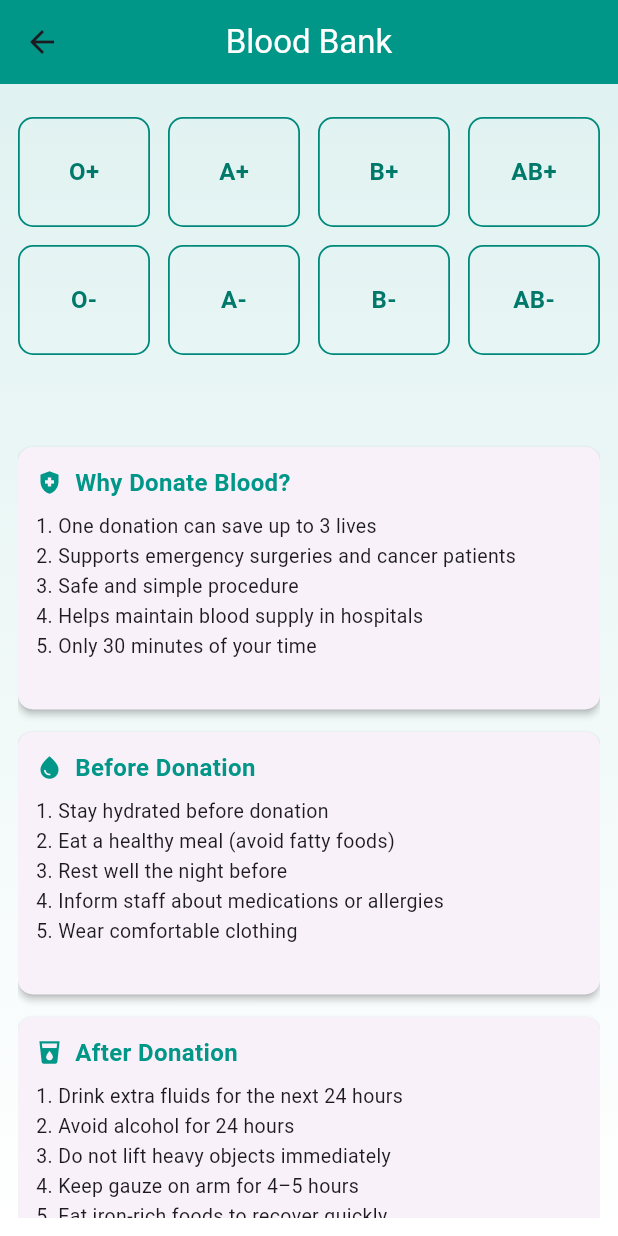
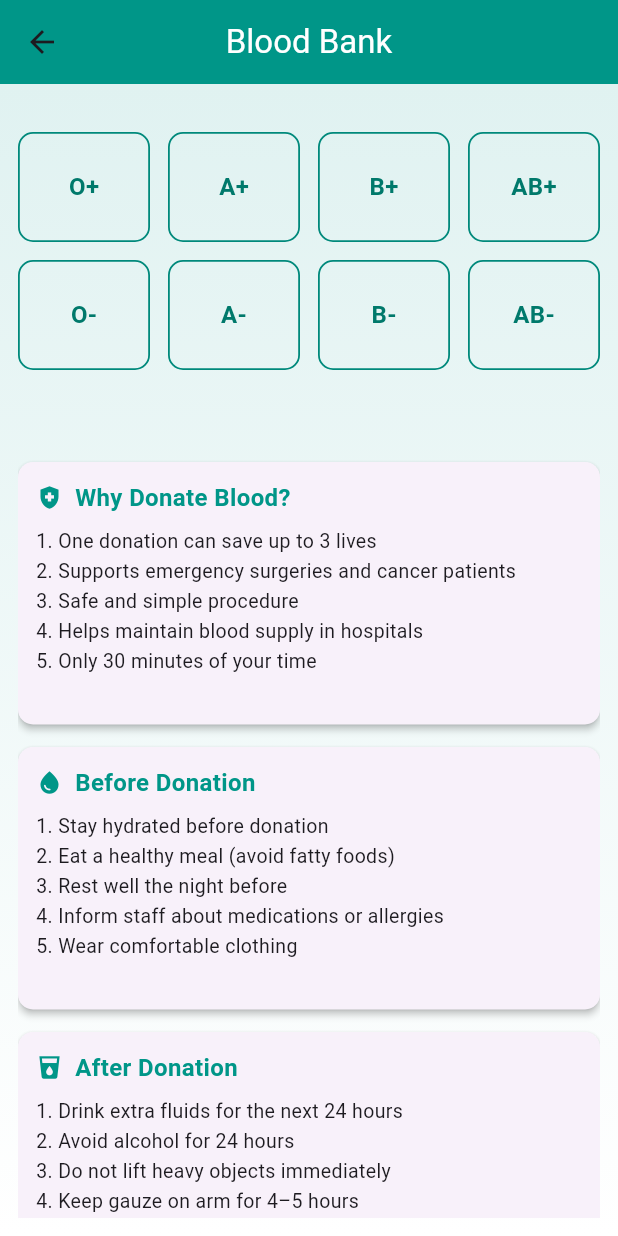
Before and after one commit to riazulrocky/Health-Expert-Flutter-App, a Flutter app: the BloodBankPage screen opened directly, on a phone screen of 412 x 824 dp. Run offline on Flutter 3.47's test engine with Material 3 defaults, Android fonts, the phone set to English and light mode, and no system bars.

Commit message:
blood bank

```diff
--- a/lib/blood_bank/blood_bank_page.dart
+++ b/lib/blood_bank/blood_bank_page.dart
@@ -1,9 +1,9 @@
 import 'package:flutter/material.dart';
 
 class BloodBankPage extends StatelessWidget {
-  BloodBankPage({super.key});
+  const BloodBankPage({super.key});
 
-  final List<String> bloodGroups = ['O+', 'A+', 'B+', 'AB+', 'O-', 'A-', 'B-', 'AB-'];
+  final List<String> bloodGroups = const ['O+', 'A+', 'B+', 'AB+', 'O-', 'A-', 'B-', 'AB-'];
 
   final String _whyDonateTips = '''
 1. One donation can save up to 3 lives
@@ -33,9 +33,9 @@ class BloodBankPage extends StatelessWidget {
   Widget _buildBloodGroupCard(BuildContext context, String bloodType) {
     return Container(
       decoration: BoxDecoration(
-        borderRadius: BorderRadius.circular(10), // Match previous card corners
+        borderRadius: BorderRadius.circular(10),
         border: Border.all(
-          color: Colors.teal.shade600, // Border only
+          color: Colors.teal.shade600,
           width: 1.2,
         ),
       ),
@@ -122,11 +122,12 @@ class BloodBankPage extends StatelessWidget {
           child: Column(
             crossAxisAlignment: CrossAxisAlignment.start,
             children: [
-              const SizedBox(height: 10),
+              // ✅ Equal spacing before and after blood group grid
+              const SizedBox(height: 20), // ✅ Changed from 10 → 20
 
               // Blood Group Grid (4 per row)
               SizedBox(
-                height: 200, // Fixed height for 2 rows
+                height: 200,
                 child: GridView.builder(
                   shrinkWrap: true,
                   physics: const NeverScrollableScrollPhysics(),
@@ -134,7 +135,7 @@ class BloodBankPage extends StatelessWidget {
                     crossAxisCount: 4,
                     crossAxisSpacing: 12,
                     mainAxisSpacing: 12,
-                    childAspectRatio: 1.2, // Width/height ratio
+                    childAspectRatio: 1.2,
                   ),
                   itemCount: bloodGroups.length,
                   itemBuilder: (context, index) =>
@@ -142,7 +143,7 @@ class BloodBankPage extends StatelessWidget {
                 ),
               ),
 
-              const SizedBox(height: 20),
+              const SizedBox(height: 20), // ✅ Same spacing after
 
               // Tip Sections
               _buildTipSection('Why Donate Blood?', _whyDonateTips, Icons.health_and_safety),
```
